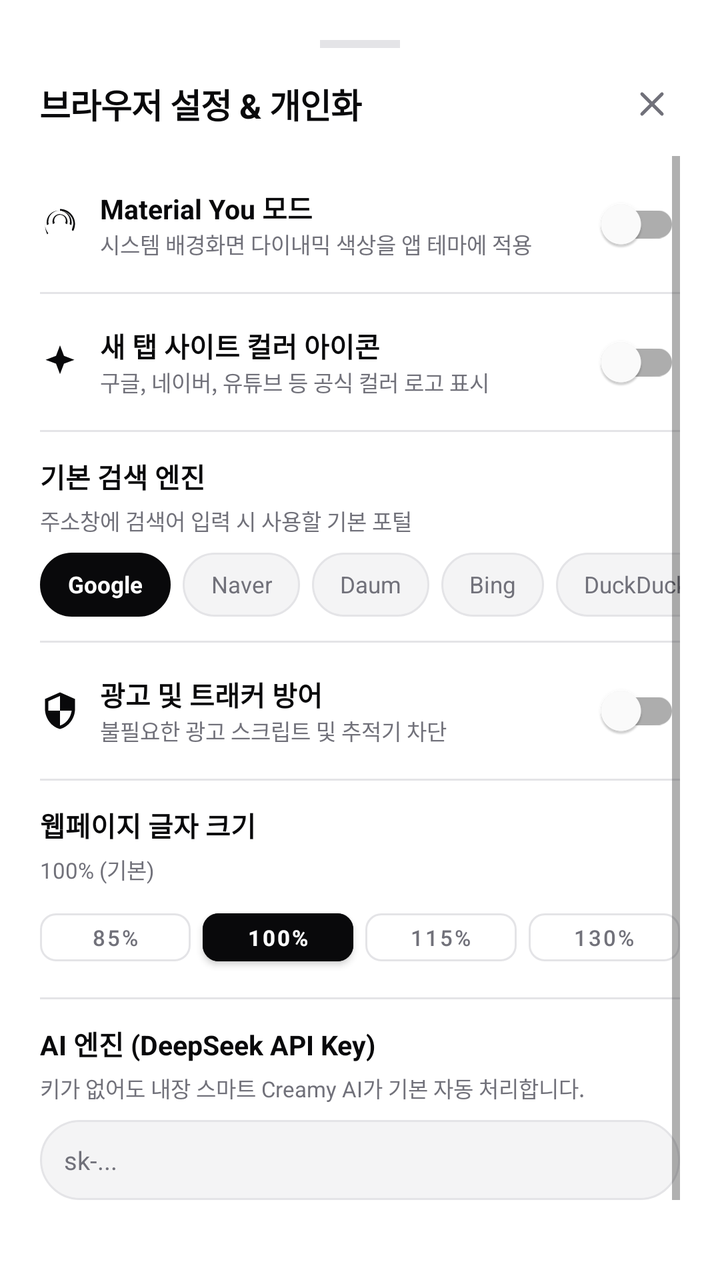
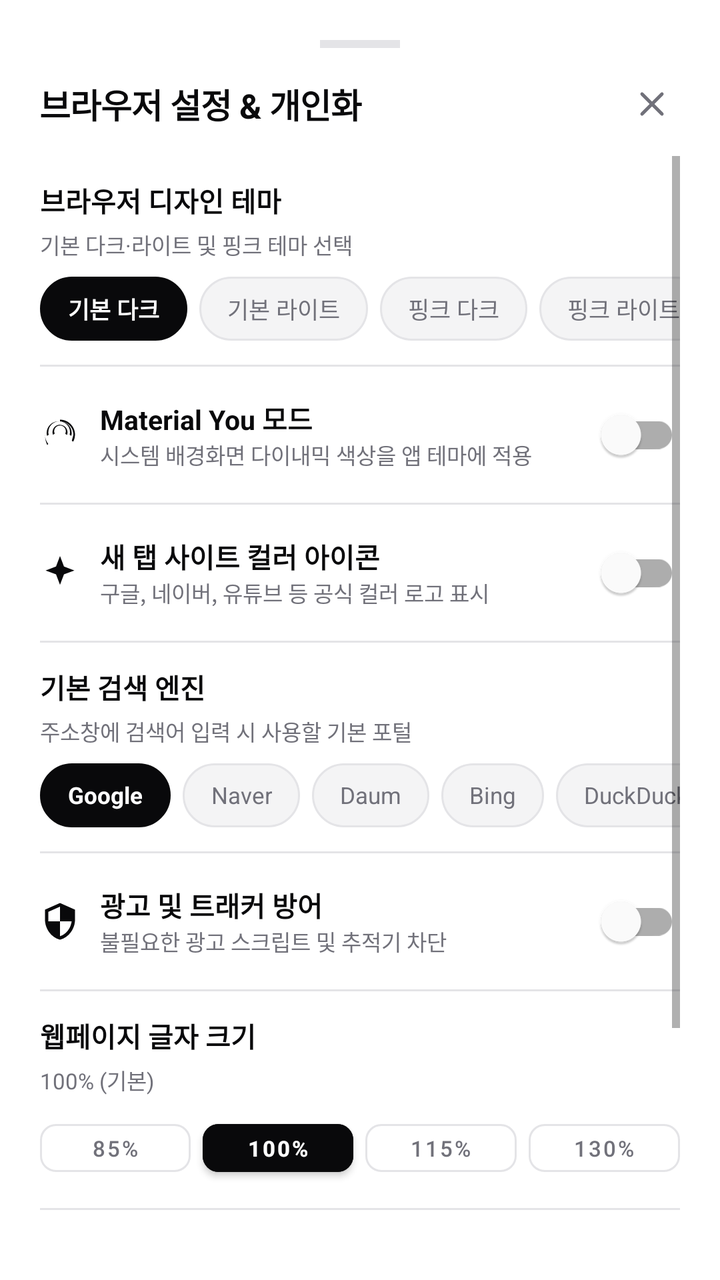

Screens rendered from an Android XML layout before and after an edit, with the pre-edit source and the edit as a unified diff.
<!-- AndroidManifest.xml: application theme Theme.CreamAiHub -->
<!-- res/layout/dialog_settings.xml -->
<?xml version="1.0" encoding="utf-8"?>
<LinearLayout 
    xmlns:android="http://schemas.android.com/apk/res/android"
    xmlns:app="http://schemas.android.com/apk/res-auto"
    android:layout_width="match_parent"
    android:layout_height="wrap_content"
    android:orientation="vertical"
    android:padding="20dp"
    android:background="@drawable/bg_bottom_sheet">

    
    <View
        android:layout_width="40dp"
        android:layout_height="4dp"
        android:layout_gravity="center_horizontal"
        android:background="@color/border_gray"
        android:layout_marginBottom="14dp" />

    <LinearLayout
        android:layout_width="match_parent"
        android:layout_height="wrap_content"
        android:orientation="horizontal"
        android:gravity="center_vertical"
        android:layout_marginBottom="12dp">

        <TextView
            android:layout_width="0dp"
            android:layout_height="wrap_content"
            android:layout_weight="1"
            android:text="브라우저 설정 &amp; 개인화"
            android:textSize="17sp"
            android:textStyle="bold"
            android:textColor="@color/primary_black"
            android:letterSpacing="-0.02" />

        <ImageView
            android:id="@+id/btnCloseSettingsIcon"
            android:layout_width="28dp"
            android:layout_height="28dp"
            android:src="@drawable/ic_close"
            app:tint="@color/text_muted"
            android:padding="4dp"
            android:background="?attr/selectableItemBackgroundBorderless"
            android:contentDescription="Close" />
    </LinearLayout>

    <ScrollView
        android:layout_width="match_parent"
        android:layout_height="wrap_content"
        android:maxHeight="440dp"
        android:scrollbars="vertical"
        android:layout_marginBottom="14dp">

        <LinearLayout
            android:layout_width="match_parent"
            android:layout_height="wrap_content"
            android:orientation="vertical">

            
            <LinearLayout
                android:layout_width="match_parent"
                android:layout_height="wrap_content"
                android:orientation="horizontal"
                android:gravity="center_vertical"
                android:paddingVertical="10dp">

                <ImageView
                    android:layout_width="20dp"
                    android:layout_height="20dp"
                    android:src="@drawable/ic_palette"
                    app:tint="@color/primary_black"
                    android:layout_marginEnd="10dp" />

                <LinearLayout
                    android:layout_width="0dp"
                    android:layout_height="wrap_content"
                    android:layout_weight="1"
                    android:orientation="vertical">

                    <TextView
                        android:layout_width="wrap_content"
                        android:layout_height="wrap_content"
                        android:text="Material You 모드"
                        android:textSize="13.5sp"
                        android:textStyle="bold"
                        android:textColor="@color/primary_black" />

                    <TextView
                        android:layout_width="wrap_content"
                        android:layout_height="wrap_content"
                        android:text="시스템 배경화면 다이내믹 색상을 앱 테마에 적용"
                        android:textSize="11sp"
                        android:textColor="@color/text_muted" />
                </LinearLayout>

                <com.google.android.material.switchmaterial.SwitchMaterial
                    android:id="@+id/switchMaterialYou"
                    android:layout_width="wrap_content"
                    android:layout_height="wrap_content" />
            </LinearLayout>

            <View
                android:layout_width="match_parent"
                android:layout_height="1dp"
                android:background="@color/border_gray" />

            
            <LinearLayout
                android:layout_width="match_parent"
                android:layout_height="wrap_content"
                android:orientation="horizontal"
                android:gravity="center_vertical"
                android:paddingVertical="10dp">

                <ImageView
                    android:layout_width="20dp"
                    android:layout_height="20dp"
                    android:src="@drawable/ic_sparkles"
                    app:tint="@color/primary_black"
                    android:layout_marginEnd="10dp" />

                <LinearLayout
                    android:layout_width="0dp"
                    android:layout_height="wrap_content"
                    android:layout_weight="1"
                    android:orientation="vertical">

                    <TextView
                        android:layout_width="wrap_content"
                        android:layout_height="wrap_content"
                        android:text="새 탭 사이트 컬러 아이콘"
                        android:textSize="13.5sp"
                        android:textStyle="bold"
                        android:textColor="@color/primary_black" />

                    <TextView
                        android:layout_width="wrap_content"
                        android:layout_height="wrap_content"
                        android:text="구글, 네이버, 유튜브 등 공식 컬러 로고 표시"
                        android:textSize="11sp"
                        android:textColor="@color/text_muted" />
                </LinearLayout>

                <com.google.android.material.switchmaterial.SwitchMaterial
                    android:id="@+id/switchColorFavicons"
                    android:layout_width="wrap_content"
                    android:layout_height="wrap_content" />
            </LinearLayout>

            <View
                android:layout_width="match_parent"
                android:layout_height="1dp"
                android:background="@color/border_gray" />

            
            <LinearLayout
                android:layout_width="match_parent"
                android:layout_height="wrap_content"
                android:orientation="vertical"
                android:paddingVertical="12dp">

                <TextView
                    android:layout_width="wrap_content"
                    android:layout_height="wrap_content"
                    android:text="기본 검색 엔진"
                    android:textSize="13.5sp"
                    android:textStyle="bold"
                    android:textColor="@color/primary_black"
                    android:layout_marginBottom="4dp" />

                <TextView
                    android:layout_width="wrap_content"
                    android:layout_height="wrap_content"
                    android:text="주소창에 검색어 입력 시 사용할 기본 포털"
                    android:textSize="11sp"
                    android:textColor="@color/text_muted"
                    android:layout_marginBottom="8dp" />

                <HorizontalScrollView
                    android:layout_width="match_parent"
                    android:layout_height="wrap_content"
                    android:scrollbars="none">

                    <LinearLayout
                        android:id="@+id/layoutSearchEngines"
                        android:layout_width="wrap_content"
                        android:layout_height="wrap_content"
                        android:orientation="horizontal">

                        <TextView
                            android:id="@+id/btnEngineGoogle"
                            android:layout_width="wrap_content"
                            android:layout_height="32dp"
                            android:text="Google"
                            android:textSize="11.5sp"
                            android:textStyle="bold"
                            android:textColor="@color/white"
                            android:background="@drawable/bg_pill_badge"
                            android:backgroundTint="@color/primary_black"
                            android:gravity="center"
                            android:paddingHorizontal="14dp"
                            android:layout_marginEnd="6dp"
                            android:clickable="true"
                            android:focusable="true" />

                        <TextView
                            android:id="@+id/btnEngineNaver"
                            android:layout_width="wrap_content"
                            android:layout_height="32dp"
                            android:text="Naver"
                            android:textSize="11.5sp"
                            android:textColor="@color/text_muted"
                            android:background="@drawable/bg_pill_badge"
                            android:gravity="center"
                            android:paddingHorizontal="14dp"
                            android:layout_marginEnd="6dp"
                            android:clickable="true"
                            android:focusable="true" />

                        <TextView
                            android:id="@+id/btnEngineDaum"
                            android:layout_width="wrap_content"
                            android:layout_height="32dp"
                            android:text="Daum"
                            android:textSize="11.5sp"
                            android:textColor="@color/text_muted"
                            android:background="@drawable/bg_pill_badge"
                            android:gravity="center"
                            android:paddingHorizontal="14dp"
                            android:layout_marginEnd="6dp"
                            android:clickable="true"
                            android:focusable="true" />

                        <TextView
                            android:id="@+id/btnEngineBing"
                            android:layout_width="wrap_content"
                            android:layout_height="32dp"
                            android:text="Bing"
                            android:textSize="11.5sp"
                            android:textColor="@color/text_muted"
                            android:background="@drawable/bg_pill_badge"
                            android:gravity="center"
                            android:paddingHorizontal="14dp"
                            android:layout_marginEnd="6dp"
                            android:clickable="true"
                            android:focusable="true" />

                        <TextView
                            android:id="@+id/btnEngineDuck"
                            android:layout_width="wrap_content"
                            android:layout_height="32dp"
                            android:text="DuckDuckGo"
                            android:textSize="11.5sp"
                            android:textColor="@color/text_muted"
                            android:background="@drawable/bg_pill_badge"
                            android:gravity="center"
                            android:paddingHorizontal="14dp"
                            android:clickable="true"
                            android:focusable="true" />
                    </LinearLayout>
                </HorizontalScrollView>
            </LinearLayout>

            <View
                android:layout_width="match_parent"
                android:layout_height="1dp"
                android:background="@color/border_gray" />

            
            <LinearLayout
                android:layout_width="match_parent"
                android:layout_height="wrap_content"
                android:orientation="horizontal"
                android:gravity="center_vertical"
                android:paddingVertical="10dp">

                <ImageView
                    android:layout_width="20dp"
                    android:layout_height="20dp"
                    android:src="@drawable/ic_shield"
                    app:tint="@color/primary_black"
                    android:layout_marginEnd="10dp" />

                <LinearLayout
                    android:layout_width="0dp"
                    android:layout_height="wrap_content"
                    android:layout_weight="1"
                    android:orientation="vertical">

                    <TextView
                        android:layout_width="wrap_content"
                        android:layout_height="wrap_content"
                        android:text="광고 및 트래커 방어"
                        android:textSize="13.5sp"
                        android:textStyle="bold"
                        android:textColor="@color/primary_black" />

                    <TextView
                        android:layout_width="wrap_content"
                        android:layout_height="wrap_content"
                        android:text="불필요한 광고 스크립트 및 추적기 차단"
                        android:textSize="11sp"
                        android:textColor="@color/text_muted" />
                </LinearLayout>

                <com.google.android.material.switchmaterial.SwitchMaterial
                    android:id="@+id/switchAdBlock"
                    android:layout_width="wrap_content"
                    android:layout_height="wrap_content" />
            </LinearLayout>

            <View
                android:layout_width="match_parent"
                android:layout_height="1dp"
                android:background="@color/border_gray" />

            
            <LinearLayout
                android:layout_width="match_parent"
                android:layout_height="wrap_content"
                android:orientation="vertical"
                android:paddingVertical="12dp">

                <TextView
                    android:layout_width="wrap_content"
                    android:layout_height="wrap_content"
                    android:text="웹페이지 글자 크기"
                    android:textSize="13.5sp"
                    android:textStyle="bold"
                    android:textColor="@color/primary_black"
                    android:layout_marginBottom="4dp" />

                <TextView
                    android:id="@+id/tvZoomDisplay"
                    android:layout_width="wrap_content"
                    android:layout_height="wrap_content"
                    android:text="100% (기본)"
                    android:textSize="11sp"
                    android:textColor="@color/text_muted"
                    android:layout_marginBottom="8dp" />

                <LinearLayout
                    android:layout_width="match_parent"
                    android:layout_height="wrap_content"
                    android:orientation="horizontal">

                    <Button
                        android:id="@+id/btnZoom80"
                        android:layout_width="0dp"
                        android:layout_height="36dp"
                        android:layout_weight="1"
                        android:text="85%"
                        android:textSize="11sp"
                        style="@style/Widget.MaterialComponents.Button.OutlinedButton"
                        android:textColor="@color/text_muted"
                        app:strokeColor="@color/border_gray"
                        app:cornerRadius="8dp"
                        android:layout_marginEnd="6dp" />

                    <Button
                        android:id="@+id/btnZoom100"
                        android:layout_width="0dp"
                        android:layout_height="36dp"
                        android:layout_weight="1"
                        android:text="100%"
                        android:textSize="11sp"
                        android:textStyle="bold"
                        android:backgroundTint="@color/primary_black"
                        android:textColor="@color/white"
                        app:cornerRadius="8dp"
                        android:layout_marginEnd="6dp" />

                    <Button
                        android:id="@+id/btnZoom120"
                        android:layout_width="0dp"
                        android:layout_height="36dp"
                        android:layout_weight="1"
                        android:text="115%"
                        android:textSize="11sp"
                        style="@style/Widget.MaterialComponents.Button.OutlinedButton"
                        android:textColor="@color/text_muted"
                        app:strokeColor="@color/border_gray"
                        app:cornerRadius="8dp"
                        android:layout_marginEnd="6dp" />

                    <Button
                        android:id="@+id/btnZoom140"
                        android:layout_width="0dp"
                        android:layout_height="36dp"
                        android:layout_weight="1"
                        android:text="130%"
                        android:textSize="11sp"
                        style="@style/Widget.MaterialComponents.Button.OutlinedButton"
                        android:textColor="@color/text_muted"
                        app:strokeColor="@color/border_gray"
                        app:cornerRadius="8dp" />
                </LinearLayout>
            </LinearLayout>

            <View
                android:layout_width="match_parent"
                android:layout_height="1dp"
                android:background="@color/border_gray" />

            
            <LinearLayout
                android:layout_width="match_parent"
                android:layout_height="wrap_content"
                android:orientation="vertical"
                android:paddingVertical="12dp">

                <TextView
                    android:layout_width="wrap_content"
                    android:layout_height="wrap_content"
                    android:text="AI 엔진 (DeepSeek API Key)"
                    android:textSize="13.5sp"
                    android:textStyle="bold"
                    android:textColor="@color/primary_black"
                    android:layout_marginBottom="4dp" />

                <TextView
                    android:layout_width="match_parent"
                    android:layout_height="wrap_content"
                    android:text="키가 없어도 내장 스마트 Creamy AI가 기본 자동 처리합니다."
                    android:textSize="11sp"
                    android:textColor="@color/text_muted"
                    android:layout_marginBottom="8dp" />

                <EditText
                    android:id="@+id/etApiKey"
                    android:layout_width="match_parent"
                    android:layout_height="40dp"
                    android:hint="sk-..."
                    android:textSize="12.5sp"
                    android:textColor="@color/primary_black"
                    android:textColorHint="@color/text_muted"
                    android:paddingHorizontal="12dp"
                    android:background="@drawable/bg_input_box"
                    android:inputType="textPassword" />
            </LinearLayout>

        </LinearLayout>
    </ScrollView>

    
    <Button
        android:id="@+id/btnSaveSettings"
        android:layout_width="match_parent"
        android:layout_height="44dp"
        android:text="설정 저장 완료"
        android:textSize="12.5sp"
        android:textStyle="bold"
        android:backgroundTint="@color/primary_black"
        android:textColor="@color/white"
        app:cornerRadius="12dp" />

</LinearLayout>
<!-- resources referenced by this layout -->
<resources>
  <color name="border_gray">#E4E4E7</color>
  <color name="primary_black">#09090B</color>
  <color name="text_muted">#71717A</color>
  <color name="white">#FFFFFF</color>
  <!-- drawable bg_bottom_sheet (drawable) -->
  <?xml version="1.0" encoding="utf-8"?>
  <shape xmlns:android="http://schemas.android.com/apk/res/android">
      <solid android:color="#FFFFFF" />
      <corners 
          android:topLeftRadius="28dp" 
          android:topRightRadius="28dp" 
          android:bottomLeftRadius="0dp" 
          android:bottomRightRadius="0dp" />
  </shape>
  <!-- drawable bg_input_box (drawable) -->
  <?xml version="1.0" encoding="utf-8"?>
  <shape xmlns:android="http://schemas.android.com/apk/res/android">
      <solid android:color="#F4F4F5" />
      <stroke android:width="1dp" android:color="#E4E4E7" />
      <corners android:radius="24dp" />
  </shape>
  <!-- drawable bg_pill_badge (drawable) -->
  <?xml version="1.0" encoding="utf-8"?>
  <shape xmlns:android="http://schemas.android.com/apk/res/android">
      <solid android:color="#F4F4F5" />
      <stroke android:width="1dp" android:color="#E4E4E7" />
      <corners android:radius="999dp" />
  </shape>
  <!-- drawable ic_close (drawable) -->
  <vector xmlns:android="http://schemas.android.com/apk/res/android"
      android:width="24dp"
      android:height="24dp"
      android:viewportWidth="24"
      android:viewportHeight="24">
      <path
          android:strokeColor="#09090B"
          android:strokeWidth="2"
          android:strokeLineCap="round"
          android:strokeLineJoin="round"
          android:pathData="M18,6L6,18M6,6l12,12" />
  </vector>
  <!-- drawable ic_palette (drawable) -->
  <vector xmlns:android="http://schemas.android.com/apk/res/android"
      android:width="24dp"
      android:height="24dp"
      android:viewportWidth="24"
      android:viewportHeight="24">
      <path
          android:fillColor="#000000"
          android:pathData="M12,3c-4.97,0 -9,4.03 -9,9 0,2.12 0.74,4.07 1.97,5.61L4.35,18.23C3.52,16.5 3,14.35 3,12c0,-4.97 4.03,-9 9,-9s9,4.03 9,9c0,1.52 -0.4,2.95 -1.09,4.19l-0.84,-0.53C19.64,13.62 20,12.35 20,12c0,-4.42 -3.58,-8 -8,-8zm0,1c3.87,0 7,3.13 7,7 0,0.59 -0.08,1.16 -0.22,1.71l-1.01,-0.64C17.91,11.56 18,11.04 18,10.5c0,-3.59 -2.91,-6.5 -6.5,-6.5 -3.59,0 -6.5,2.91 -6.5,6.5 0,0.54 0.09,1.06 0.23,1.57l-1.01,0.64C4.08,12.16 4,11.59 4,11c0,-3.87 3.13,-7 7,-7zm0,2c-2.48,0 -4.5,2.02 -4.5,4.5 0,0.55 0.1,1.07 0.28,1.56l1.09,-0.69C8.63,11.02 8.5,10.52 8.5,10c0,-1.93 1.57,-3.5 3.5,-3.5s3.5,1.57 3.5,3.5c0,0.52 -0.13,1.02 -0.37,1.47l1.09,0.69c0.18,-0.49 0.28,-1.01 0.28,-1.56 0,-2.48 -2.02,-4.5 -4.5,-4.5z" />
  </vector>
  <!-- drawable ic_shield (drawable) -->
  <vector xmlns:android="http://schemas.android.com/apk/res/android"
      android:width="24dp"
      android:height="24dp"
      android:viewportWidth="24"
      android:viewportHeight="24">
      <path
          android:fillColor="#000000"
          android:pathData="M12,1L3,5v6c0,5.55 3.84,10.74 9,12 5.16,-1.26 9,-6.45 9,-12V5l-9,-4zm0,10.99h7c-0.53,4.12 -3.28,7.79 -7,8.94V12H5V6.3l7,-3.11v8.8z" />
  </vector>
  <!-- drawable ic_sparkles (drawable) -->
  <vector xmlns:android="http://schemas.android.com/apk/res/android"
      android:width="24dp"
      android:height="24dp"
      android:viewportWidth="24"
      android:viewportHeight="24">
      <path
          android:fillColor="#09090B"
          android:pathData="M12,2L14.39,8.26L20.65,10.65L14.39,13.04L12,19.3L9.61,13.04L3.35,10.65L9.61,8.26L12,2Z" />
  </vector>
  <style name="Theme.CreamAiHub" parent="Theme.MaterialComponents.DayNight.NoActionBar">
          <item name="colorPrimary">@color/primary_black</item>
          <item name="colorPrimaryVariant">@color/secondary_dark</item>
          <item name="colorOnPrimary">@color/white</item>
          <item name="android:statusBarColor">@color/white</item>
          <item name="android:windowLightStatusBar">true</item>
      </style>
  <color name="secondary_dark">#27272A</color>
</resources>

<!-- the commit's change to res/layout/dialog_settings.xml (unified diff, before → after) -->
@@ -55,6 +55,105 @@
             android:layout_width="match_parent"
             android:layout_height="wrap_content"
             android:orientation="vertical">
+
+            
+            <LinearLayout
+                android:layout_width="match_parent"
+                android:layout_height="wrap_content"
+                android:orientation="vertical"
+                android:paddingVertical="12dp">
+
+                <TextView
+                    android:layout_width="wrap_content"
+                    android:layout_height="wrap_content"
+                    android:text="브라우저 디자인 테마"
+                    android:textSize="13.5sp"
+                    android:textStyle="bold"
+                    android:textColor="@color/primary_black"
+                    android:layout_marginBottom="4dp" />
+
+                <TextView
+                    android:layout_width="wrap_content"
+                    android:layout_height="wrap_content"
+                    android:text="기본 다크·라이트 및 핑크 테마 선택"
+                    android:textSize="11sp"
+                    android:textColor="@color/text_muted"
+                    android:layout_marginBottom="8dp" />
+
+                <HorizontalScrollView
+                    android:layout_width="match_parent"
+                    android:layout_height="wrap_content"
+                    android:scrollbars="none">
+
+                    <LinearLayout
+                        android:layout_width="wrap_content"
+                        android:layout_height="wrap_content"
+                        android:orientation="horizontal">
+
+                        <TextView
+                            android:id="@+id/btnThemeDefaultDark"
+                            android:layout_width="wrap_content"
+                            android:layout_height="32dp"
+                            android:text="기본 다크"
+                            android:textSize="11.5sp"
+                            android:textStyle="bold"
+                            android:textColor="@color/white"
+                            android:background="@drawable/bg_pill_badge"
+                            android:backgroundTint="@color/primary_black"
+                            android:gravity="center"
+                            android:paddingHorizontal="14dp"
+                            android:layout_marginEnd="6dp"
+                            android:clickable="true"
+                            android:focusable="true" />
+
+                        <TextView
+                            android:id="@+id/btnThemeDefaultLight"
+                            android:layout_width="wrap_content"
+                            android:layout_height="32dp"
+                            android:text="기본 라이트"
+                            android:textSize="11.5sp"
+                            android:textColor="@color/text_muted"
+                            android:background="@drawable/bg_pill_badge"
+                            android:gravity="center"
+                            android:paddingHorizontal="14dp"
+                            android:layout_marginEnd="6dp"
+                            android:clickable="true"
+                            android:focusable="true" />
+
+                        <TextView
+                            android:id="@+id/btnThemePinkDark"
+                            android:layout_width="wrap_content"
+                            android:layout_height="32dp"
+                            android:text="핑크 다크"
+                            android:textSize="11.5sp"
+                            android:textColor="@color/text_muted"
+                            android:background="@drawable/bg_pill_badge"
+                            android:gravity="center"
+                            android:paddingHorizontal="14dp"
+                            android:layout_marginEnd="6dp"
+                            android:clickable="true"
+                            android:focusable="true" />
+
+                        <TextView
+                            android:id="@+id/btnThemePinkLight"
+                            android:layout_width="wrap_content"
+                            android:layout_height="32dp"
+                            android:text="핑크 라이트"
+                            android:textSize="11.5sp"
+                            android:textColor="@color/text_muted"
+                            android:background="@drawable/bg_pill_badge"
+                            android:gravity="center"
+                            android:paddingHorizontal="14dp"
+                            android:clickable="true"
+                            android:focusable="true" />
+                    </LinearLayout>
+                </HorizontalScrollView>
+            </LinearLayout>
+
+            <View
+                android:layout_width="match_parent"
+                android:layout_height="1dp"
+                android:background="@color/border_gray" />
 
             
             <LinearLayout
